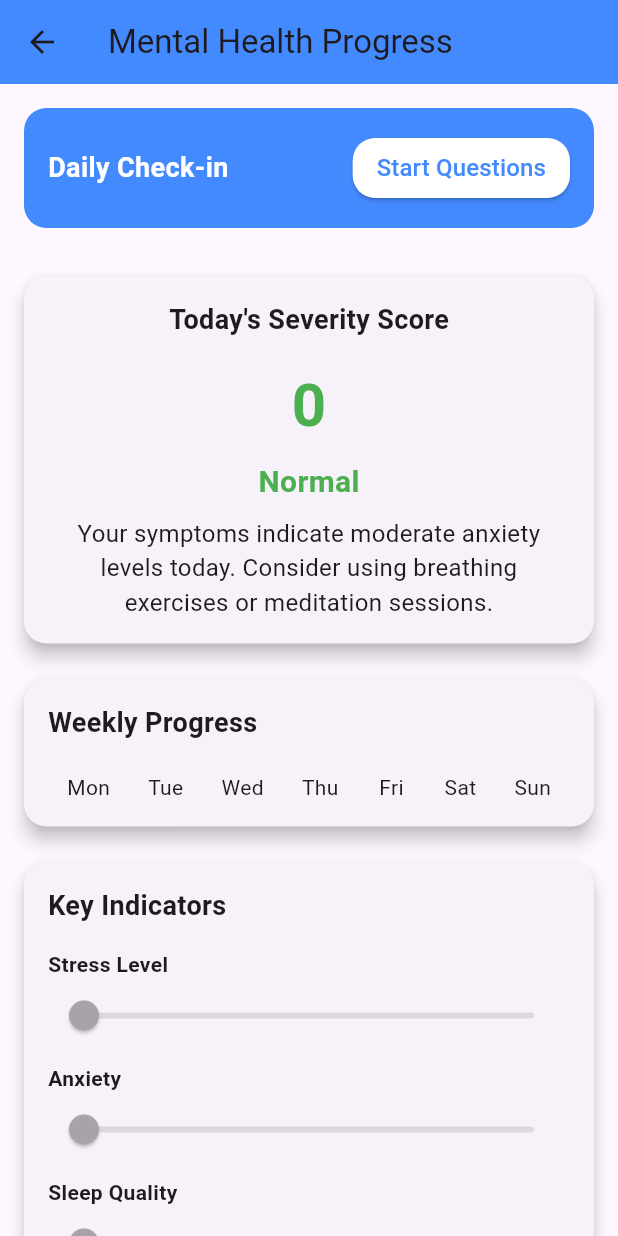
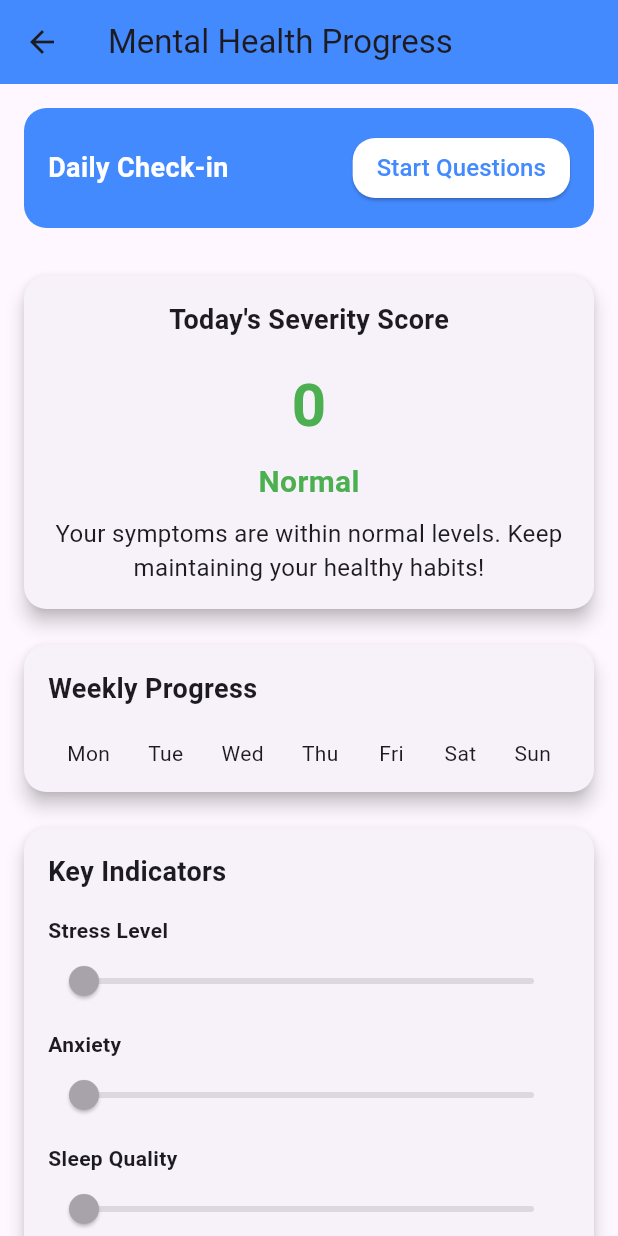
Before and after one commit to Sakana398/health_apps, a Flutter app: the Status screen opened directly, on a phone screen of 412 x 824 dp. Run offline on Flutter 3.47's test engine with Material 3 defaults, Android fonts, the phone set to English and light mode, and no system bars; our stand-ins replace carousel_slider, cloud_firestore, firebase_auth, firebase_core, firebase_database, firebase_storage and 8 more; accounts and stored records are empty.

Commit message:
status2.0

```diff
--- a/lib/screens/patient/status.dart
+++ b/lib/screens/patient/status.dart
@@ -1,6 +1,7 @@
 import 'package:flutter/material.dart';
 import 'package:health_apps/screens/patient/dailyQuestions.dart';
 import 'package:intl/intl.dart';
+import 'package:cloud_firestore/cloud_firestore.dart';
 
 class Status extends StatefulWidget {
   const Status({super.key});
@@ -31,11 +32,39 @@ class _StatusState extends State<Status> {
     "Sun": {"Stress Level": 0.0, "Anxiety": 0.0, "Sleep Quality": 0.0},
   };
 
+  final FirebaseFirestore firestore = FirebaseFirestore.instance;
+
+  @override
+  void initState() {
+    super.initState();
+    loadDataFromFirestore();
+  }
+
+  void loadDataFromFirestore() async {
+    DocumentSnapshot snapshot = await firestore.collection('user_data').doc('weekly_data').get();
+    if (snapshot.exists) {
+      setState(() {
+        weeklyScores = Map<String, int>.from(snapshot['weeklyScores']);
+        keyIndicators = (snapshot['keyIndicators'] as Map<String, dynamic>).map((day, indicators) {
+          return MapEntry(day, Map<String, double>.from(indicators));
+        });
+      });
+    }
+  }
+
+  void saveDataToFirestore() {
+    firestore.collection('user_data').doc('weekly_data').set({
+      'weeklyScores': weeklyScores,
+      'keyIndicators': keyIndicators,
+    });
+  }
+
   void updateKeyIndicators(String day, int severityScore, Map<String, double> indicators) {
     setState(() {
       weeklyScores[day] = severityScore;
       keyIndicators[day] = indicators;
     });
+    saveDataToFirestore();
   }
 
   String getCategory(int score) {
@@ -43,7 +72,6 @@ class _StatusState extends State<Status> {
     if (score <= 18) return "Mild";
     return "Severe";
   }
-
 
   Color getCategoryColor(int score) {
     if (score <= 9) return Colors.green;
@@ -57,7 +85,7 @@ class _StatusState extends State<Status> {
 
   @override
   Widget build(BuildContext context) {
-    List<String> daysOfWeek = weeklyScores.keys.toList();
+    List<String> daysOfWeek = ["Mon", "Tue", "Wed", "Thu", "Fri", "Sat", "Sun"];
     int? currentScore = weeklyScores[daysOfWeek[selectedDayIndex]];
     String category = getCategory(currentScore!);
 
@@ -152,10 +180,14 @@ class _StatusState extends State<Status> {
                       ),
                     ),
                     const SizedBox(height: 8),
-                    const Text(
-                      "Your symptoms indicate moderate anxiety levels today. Consider using breathing exercises or meditation sessions.",
+                    Text(
+                      category == "Normal"
+                          ? "Your symptoms are within normal levels. Keep maintaining your healthy habits!"
+                          : category == "Mild"
+                              ? "Your symptoms are mild. Consider some relaxation techniques or reaching out to a friend."
+                              : "Your symptoms are severe. It might help to speak with a counselor or use additional coping strategies.",
                       textAlign: TextAlign.center,
-                      style: TextStyle(fontSize: 16),
+                      style: const TextStyle(fontSize: 16),
                     ),
                   ],
                 ),
@@ -246,7 +278,7 @@ class _StatusState extends State<Status> {
                           const SizedBox(height: 8),
                         ],
                       );
-                    }).toList(),
+                    }),
                   ],
                 ),
               ),
```
